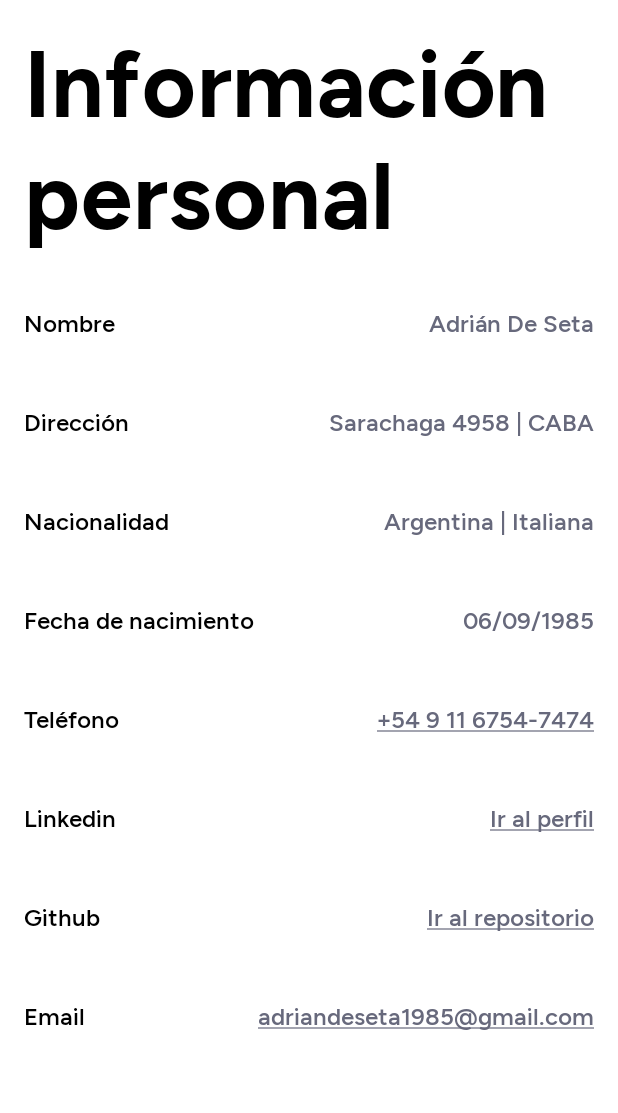
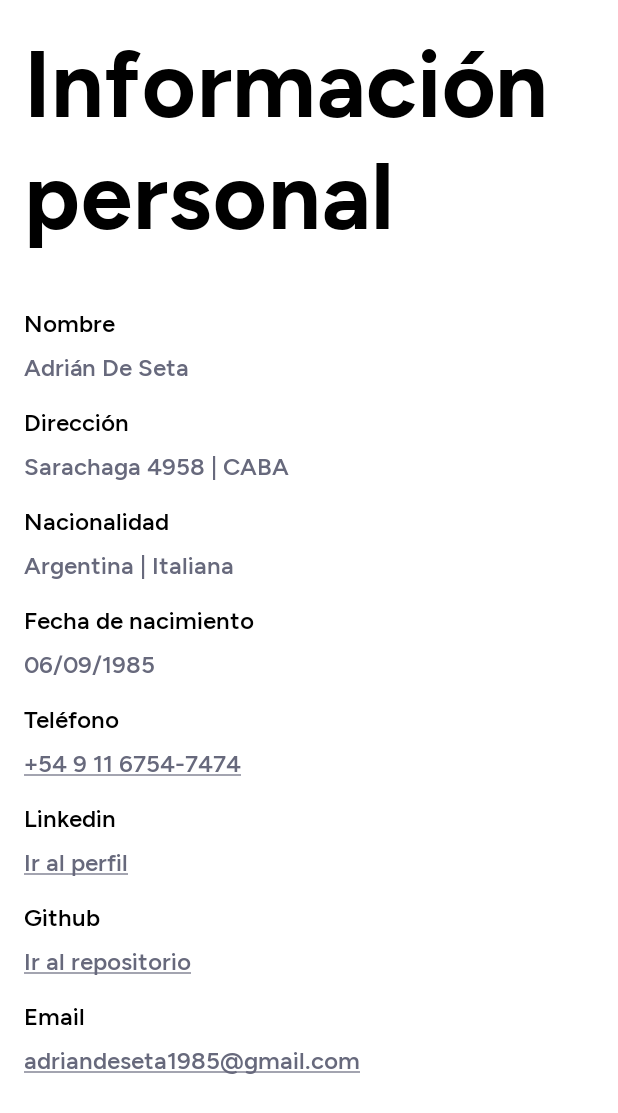
Before and after one commit to adriandeseta/AdrianDeSetaCV, an Android app built with Jetpack Compose: the composable PersonalDataScreen shown on its own in the app's theme, on a phone screen of 412 x 824 dp. Shown: the top 1113 px of the screen. Run offline under Robolectric (Android 15) with nearby library versions, the phone set to English and light mode, and no system bars.

Commit message:
ui fixes

```diff
--- a/app/src/main/java/com/adriandeseta/cv/ui/adriandeseta/HomeScreen.kt
+++ b/app/src/main/java/com/adriandeseta/cv/ui/adriandeseta/HomeScreen.kt
@@ -72,10 +72,8 @@ fun HomeScreen() {
                 .clip(RoundedCornerShape(10.dp)),
             contentScale = ContentScale.Crop
         )
-        HorizontalDivider(
-            color = Color.Black,
-            modifier = Modifier.padding(vertical = 16.dp)
-        )
+
+        Spacer(Modifier.height(16.dp))
 
         CustomText(
             modifier = Modifier.fillMaxWidth(),
--- a/app/src/main/java/com/adriandeseta/cv/ui/adriandeseta/personaldata/PersonalDataItem.kt
+++ b/app/src/main/java/com/adriandeseta/cv/ui/adriandeseta/personaldata/PersonalDataItem.kt
@@ -8,6 +8,7 @@ import androidx.compose.foundation.layout.Arrangement
 import androidx.compose.foundation.layout.Column
 import androidx.compose.foundation.layout.Row
 import androidx.compose.foundation.layout.Spacer
+import androidx.compose.foundation.layout.fillMaxSize
 import androidx.compose.foundation.layout.fillMaxWidth
 import androidx.compose.foundation.layout.height
 import androidx.compose.foundation.layout.padding
@@ -42,15 +43,17 @@ fun PersonalDataItem(
             .height(66.dp)
             .background(Color.White)
     ) {
-        Row(
+        Column (
             modifier = Modifier.fillMaxWidth(),
-            horizontalArrangement = Arrangement.SpaceBetween
         ) {
             CustomText(
                 text = title,
                 fontSize = 16.sp,
                 fontWeight = FontWeight.Medium
             )
+
+            Spacer(Modifier.height(10.dp))
+
             CustomText(
                 text = data,
                 fontSize = 16.sp,
@@ -76,15 +79,17 @@ fun PersonalDataItemLink(
             .height(66.dp)
             .background(Color.White)
     ) {
-        Row(
+        Column (
             modifier = Modifier.fillMaxWidth(),
-            horizontalArrangement = Arrangement.SpaceBetween
         ) {
             CustomText(
                 text = title,
                 fontSize = 16.sp,
                 fontWeight = FontWeight.Medium
             )
+
+            Spacer(Modifier.height(10.dp))
+
             CustomText(
                 text = data,
                 fontSize = 16.sp,
@@ -156,15 +161,17 @@ fun PersonalDataItemWithDialog(
             .height(66.dp)
             .background(Color.White)
     ) {
-        Row(
+        Column (
             modifier = Modifier.fillMaxWidth(),
-            horizontalArrangement = Arrangement.SpaceBetween
         ) {
             CustomText(
                 text = title,
                 fontSize = 16.sp,
                 fontWeight = FontWeight.Medium
             )
+
+            Spacer(Modifier.height(10.dp))
+
             CustomText(
                 text = data,
                 fontSize = 16.sp,
@@ -222,15 +229,17 @@ fun PersonalEmailItemWithDialog(
             .height(66.dp)
             .background(Color.White)
     ) {
-        Row(
+        Column (
             modifier = Modifier.fillMaxWidth(),
-            horizontalArrangement = Arrangement.SpaceBetween
         ) {
             CustomText(
                 text = title,
                 fontSize = 16.sp,
                 fontWeight = FontWeight.Medium
             )
+
+            Spacer(Modifier.height(10.dp))
+
             CustomText(
                 text = email,
                 fontSize = 16.sp,
--- a/app/src/main/java/com/adriandeseta/cv/ui/adriandeseta/profile/ProfileScreen.kt
+++ b/app/src/main/java/com/adriandeseta/cv/ui/adriandeseta/profile/ProfileScreen.kt
@@ -50,9 +50,8 @@ fun ProfileScreen() {
             fontSize = 62.sp
         )
 
-        HorizontalDivider(
-            color = Color.Black,
-            modifier = Modifier.padding(vertical = 16.dp)
+        Spacer(
+            modifier = Modifier.height(16.dp)
         )
 
         CustomText(
--- a/app/src/main/java/com/adriandeseta/cv/ui/main/CvApp.kt
+++ b/app/src/main/java/com/adriandeseta/cv/ui/main/CvApp.kt
@@ -131,7 +131,7 @@ fun AppScaffold(
                         CustomText(
                             text = title,
                             fontWeight = FontWeight.Bold,
-                            fontSize = 20.sp,
+                            fontSize = 16.sp,
                             modifier = Modifier.clickable {
                                 navController.navigate("home") {
                                     popUpTo(navController.graph.startDestinationId) {
@@ -188,7 +188,7 @@ fun DrawerContent(
             CustomText(
                 text = stringResource(R.string.content_description),
                 fontWeight = FontWeight.Bold,
-                fontSize = 20.sp,
+                fontSize = 16.sp,
                 modifier = Modifier.clickable {
                     onDestinationClicked("home")
                 }
@@ -220,7 +220,7 @@ fun DrawerContent(
                 CustomText(
                     text = label,
                     fontWeight = FontWeight.Medium,
-                    fontSize = 20.sp,
+                    fontSize = 24.sp,
                     modifier = Modifier
                         .fillMaxWidth()
                         .padding(top = 5.dp, bottom = 5.dp, start = 16.dp, end = 16.dp)
```
Also changed, not shown: 2 other files.
